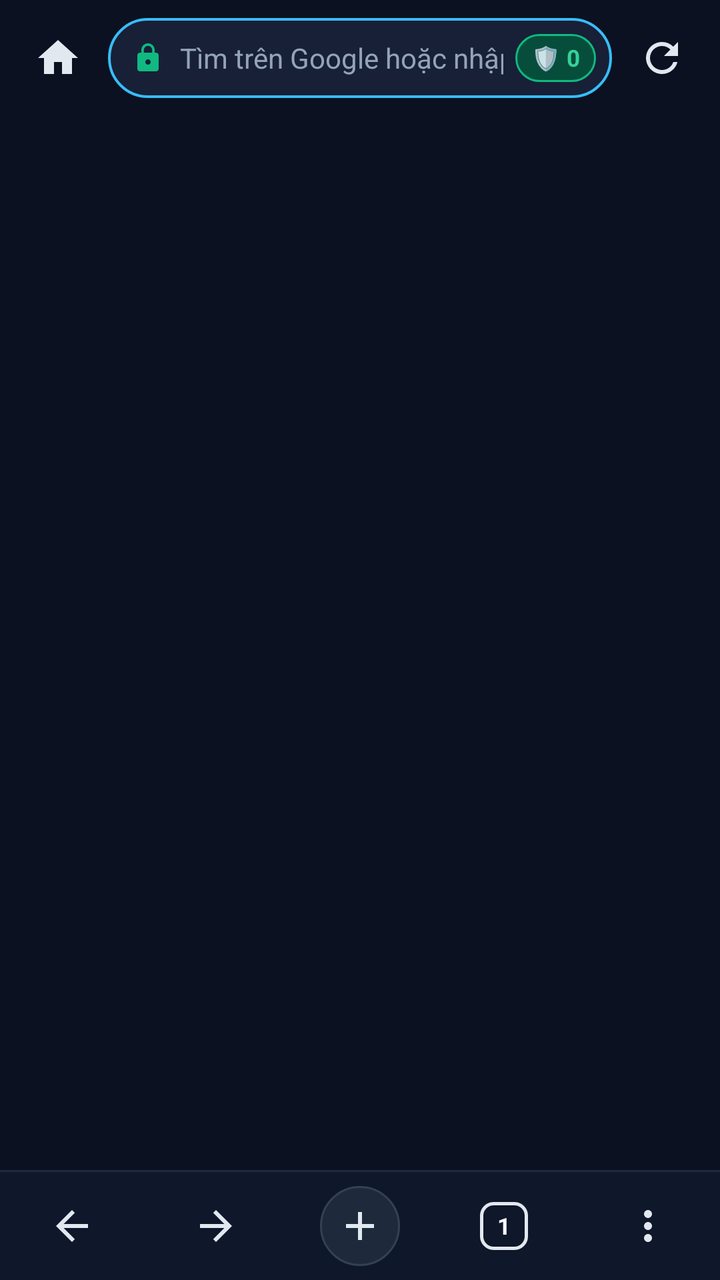
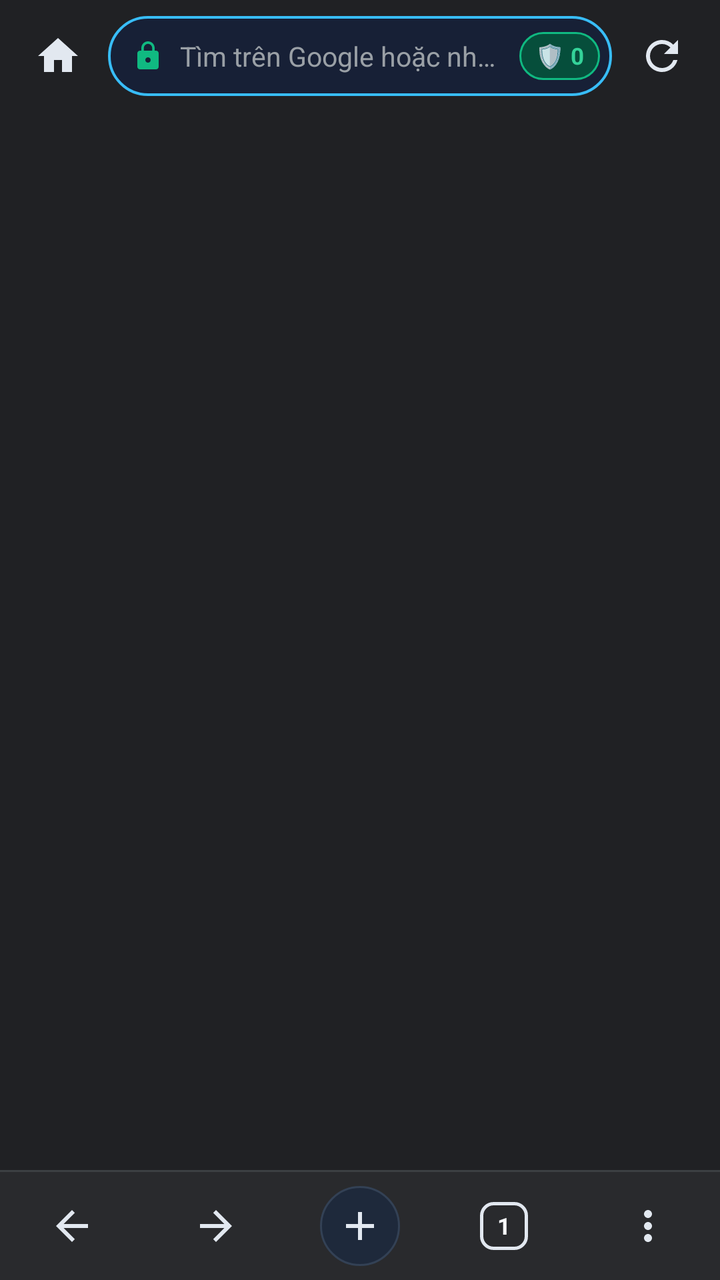

An Android layout rendered at two revisions. The XML below is the earlier revision; the diff shows what the commit changed to produce the second picture.
<!-- AndroidManifest.xml: application theme Theme.VNBrowser -->
<!-- res/layout/activity_main.xml -->
<?xml version="1.0" encoding="utf-8"?>
<FrameLayout xmlns:android="http://schemas.android.com/apk/res/android"
    android:layout_width="match_parent"
    android:layout_height="match_parent"
    android:background="#0B1120">

    
    <LinearLayout
        android:layout_width="match_parent"
        android:layout_height="match_parent"
        android:orientation="vertical"
        android:background="#0B1120">

        
        <LinearLayout
            android:id="@+id/topBar"
            android:layout_width="match_parent"
            android:layout_height="58dp"
            android:orientation="horizontal"
            android:gravity="center_vertical"
            android:paddingStart="10dp"
            android:paddingEnd="10dp"
            android:background="#0B1120">

            <ImageButton
                android:id="@+id/btnHome"
                android:layout_width="38dp"
                android:layout_height="38dp"
                android:background="?attr/selectableItemBackgroundBorderless"
                android:contentDescription="Home"
                android:src="@drawable/ic_home" />

            
            <LinearLayout
                android:id="@+id/omniboxPill"
                android:layout_width="0dp"
                android:layout_height="40dp"
                android:layout_weight="1"
                android:layout_marginStart="6dp"
                android:layout_marginEnd="6dp"
                android:paddingStart="12dp"
                android:paddingEnd="8dp"
                android:gravity="center_vertical"
                android:orientation="horizontal"
                android:background="@drawable/bg_omnibox">

                <ImageView
                    android:layout_width="16dp"
                    android:layout_height="16dp"
                    android:layout_marginEnd="8dp"
                    android:src="@drawable/ic_lock" />

                <EditText
                    android:id="@+id/urlInput"
                    android:layout_width="0dp"
                    android:layout_height="match_parent"
                    android:layout_weight="1"
                    android:background="@android:color/transparent"
                    android:textColor="#F8FAFC"
                    android:textColorHint="#94A3B8"
                    android:hint="Tìm trên Google hoặc nhập URL"
                    android:textSize="14sp"
                    android:singleLine="true"
                    android:selectAllOnFocus="true"
                    android:imeOptions="actionGo"
                    android:inputType="textUri" />

                <TextView
                    android:id="@+id/btnTranslate"
                    android:layout_width="wrap_content"
                    android:layout_height="24dp"
                    android:gravity="center"
                    android:paddingStart="7dp"
                    android:paddingEnd="7dp"
                    android:layout_marginStart="4dp"
                    android:background="@drawable/bg_pill_badge"
                    android:textColor="#38BDF8"
                    android:text="🌐 Dịch"
                    android:textSize="11sp"
                    android:textStyle="bold"
                    android:visibility="gone" />

                <TextView
                    android:id="@+id/adBadge"
                    android:layout_width="wrap_content"
                    android:layout_height="24dp"
                    android:gravity="center"
                    android:paddingStart="8dp"
                    android:paddingEnd="8dp"
                    android:layout_marginStart="6dp"
                    android:background="@drawable/bg_shield_pill"
                    android:textColor="#34D399"
                    android:text="🛡️ 0"
                    android:textSize="11.5sp"
                    android:textStyle="bold" />
            </LinearLayout>

            <ImageButton
                android:id="@+id/btnReload"
                android:layout_width="38dp"
                android:layout_height="38dp"
                android:background="?attr/selectableItemBackgroundBorderless"
                android:contentDescription="Reload"
                android:src="@drawable/ic_refresh" />
        </LinearLayout>

        <ProgressBar
            android:id="@+id/progressBar"
            style="?android:attr/progressBarStyleHorizontal"
            android:layout_width="match_parent"
            android:layout_height="2.5dp"
            android:max="100"
            android:progressTint="#10B981"
            android:progressBackgroundTint="#0B1120"
            android:visibility="gone" />

        
        <FrameLayout
            android:layout_width="match_parent"
            android:layout_height="0dp"
            android:layout_weight="1">

            <FrameLayout
                android:id="@+id/webContainer"
                android:layout_width="match_parent"
                android:layout_height="match_parent" />

            <ListView
                android:id="@+id/suggestList"
                android:layout_width="match_parent"
                android:layout_height="wrap_content"
                android:layout_marginStart="12dp"
                android:layout_marginEnd="12dp"
                android:layout_marginTop="4dp"
                android:background="@drawable/bg_suggest_box"
                android:divider="#1E293B"
                android:dividerHeight="1dp"
                android:elevation="8dp"
                android:visibility="gone" />
        </FrameLayout>

        
        <View
            android:layout_width="match_parent"
            android:layout_height="1dp"
            android:background="#1E293B" />

        
        <LinearLayout
            android:id="@+id/bottomBar"
            android:layout_width="match_parent"
            android:layout_height="54dp"
            android:orientation="horizontal"
            android:gravity="center_vertical"
            android:background="#0F172A">

            <ImageButton
                android:id="@+id/btnBack"
                android:layout_width="0dp"
                android:layout_height="match_parent"
                android:layout_weight="1"
                android:background="?attr/selectableItemBackgroundBorderless"
                android:contentDescription="Back"
                android:src="@drawable/ic_arrow_back" />

            <ImageButton
                android:id="@+id/btnForward"
                android:layout_width="0dp"
                android:layout_height="match_parent"
                android:layout_weight="1"
                android:background="?attr/selectableItemBackgroundBorderless"
                android:contentDescription="Forward"
                android:src="@drawable/ic_arrow_forward" />

            <FrameLayout
                android:layout_width="0dp"
                android:layout_height="match_parent"
                android:layout_weight="1">
                <ImageButton
                    android:id="@+id/btnNewTab"
                    android:layout_width="40dp"
                    android:layout_height="40dp"
                    android:layout_gravity="center"
                    android:background="@drawable/bg_bottom_plus"
                    android:contentDescription="New Tab"
                    android:src="@drawable/ic_add" />
            </FrameLayout>

            <FrameLayout
                android:id="@+id/btnTabsContainer"
                android:layout_width="0dp"
                android:layout_height="match_parent"
                android:layout_weight="1"
                android:background="?attr/selectableItemBackgroundBorderless">
                <TextView
                    android:id="@+id/btnTabs"
                    android:layout_width="24dp"
                    android:layout_height="24dp"
                    android:layout_gravity="center"
                    android:gravity="center"
                    android:background="@drawable/bg_tab_count"
                    android:text="1"
                    android:textColor="#F8FAFC"
                    android:textSize="11.5sp"
                    android:textStyle="bold" />
            </FrameLayout>

            <ImageButton
                android:id="@+id/btnMenu"
                android:layout_width="0dp"
                android:layout_height="match_parent"
                android:layout_weight="1"
                android:background="?attr/selectableItemBackgroundBorderless"
                android:contentDescription="Menu"
                android:src="@drawable/ic_more_vert" />
        </LinearLayout>
    </LinearLayout>

    
    <LinearLayout
        android:id="@+id/tabSwitcherOverlay"
        android:layout_width="match_parent"
        android:layout_height="match_parent"
        android:orientation="vertical"
        android:background="#090E1A"
        android:visibility="gone"
        android:clickable="true"
        android:focusable="true">

        <LinearLayout
            android:layout_width="match_parent"
            android:layout_height="58dp"
            android:orientation="horizontal"
            android:gravity="center_vertical"
            android:paddingStart="14dp"
            android:paddingEnd="10dp"
            android:background="#0F172A">

            <TextView
                android:id="@+id/tabSwitcherTitle"
                android:layout_width="0dp"
                android:layout_height="wrap_content"
                android:layout_weight="1"
                android:text="Đang mở 1 Tab"
                android:textColor="#F8FAFC"
                android:textSize="16sp"
                android:textStyle="bold" />

            <Button
                android:id="@+id/btnTabNewIncog"
                android:layout_width="wrap_content"
                android:layout_height="36dp"
                android:text="🕵️ Ẩn danh"
                android:textSize="12sp"
                android:textColor="#F5F3FF"
                android:backgroundTint="#6D28D9"
                android:layout_marginEnd="6dp" />

            <Button
                android:id="@+id/btnTabNewNormal"
                android:layout_width="wrap_content"
                android:layout_height="36dp"
                android:text="+ Tab mới"
                android:textSize="12sp"
                android:textColor="#FFFFFF"
                android:backgroundTint="#10B981"
                android:layout_marginEnd="6dp" />

            <TextView
                android:id="@+id/btnTabSwitcherClose"
                android:layout_width="36dp"
                android:layout_height="36dp"
                android:gravity="center"
                android:text="✕"
                android:textColor="#E2E8F0"
                android:textSize="18sp"
                android:textStyle="bold" />
        </LinearLayout>

        <GridView
            android:id="@+id/tabGrid"
            android:layout_width="match_parent"
            android:layout_height="0dp"
            android:layout_weight="1"
            android:numColumns="2"
            android:horizontalSpacing="12dp"
            android:verticalSpacing="12dp"
            android:padding="14dp"
            android:clipToPadding="false" />
    </LinearLayout>

</FrameLayout>
<!-- resources referenced by this layout -->
<resources>
  <!-- drawable bg_bottom_plus (drawable) -->
  <?xml version="1.0" encoding="utf-8"?>
  <shape xmlns:android="http://schemas.android.com/apk/res/android" android:shape="oval">
      <solid android:color="#1E293B" />
      <stroke android:width="1dp" android:color="#334155" />
  </shape>
  <!-- drawable bg_omnibox (drawable) -->
  <?xml version="1.0" encoding="utf-8"?>
  <shape xmlns:android="http://schemas.android.com/apk/res/android" android:shape="rectangle">
      <solid android:color="#172036" />
      <corners android:radius="24dp" />
      <stroke android:width="1.3dp" android:color="#38BDF8" />
  </shape>
  <!-- drawable bg_pill_badge (drawable) -->
  <?xml version="1.0" encoding="utf-8"?>
  <shape xmlns:android="http://schemas.android.com/apk/res/android" android:shape="rectangle">
      <solid android:color="#064E3B" />
      <corners android:radius="999dp" />
  </shape>
  <!-- drawable bg_shield_pill (drawable) -->
  <?xml version="1.0" encoding="utf-8"?>
  <shape xmlns:android="http://schemas.android.com/apk/res/android" android:shape="rectangle">
      <solid android:color="#064E3B" />
      <corners android:radius="14dp" />
      <stroke android:width="1dp" android:color="#10B981" />
  </shape>
  <!-- drawable bg_suggest_box (drawable) -->
  <?xml version="1.0" encoding="utf-8"?>
  <shape xmlns:android="http://schemas.android.com/apk/res/android" android:shape="rectangle">
      <solid android:color="#151E32" />
      <corners android:radius="18dp" />
      <stroke android:width="1dp" android:color="#334155" />
  </shape>
  <!-- drawable bg_tab_count (drawable) -->
  <?xml version="1.0" encoding="utf-8"?>
  <shape xmlns:android="http://schemas.android.com/apk/res/android" android:shape="rectangle">
      <solid android:color="#00000000" />
      <corners android:radius="6dp" />
      <stroke android:width="1.8dp" android:color="#E2E8F0" />
  </shape>
  <!-- drawable ic_add (drawable) -->
  <?xml version="1.0" encoding="utf-8"?>
  <vector xmlns:android="http://schemas.android.com/apk/res/android" android:width="24dp" android:height="24dp" android:viewportWidth="24" android:viewportHeight="24">
      <path android:fillColor="#E2E8F0" android:pathData="M19,13h-6v6h-2v-6H5v-2h6V5h2v6h6v2z"/>
  </vector>
  <!-- drawable ic_arrow_back (drawable) -->
  <?xml version="1.0" encoding="utf-8"?>
  <vector xmlns:android="http://schemas.android.com/apk/res/android" android:width="24dp" android:height="24dp" android:viewportWidth="24" android:viewportHeight="24">
      <path android:fillColor="#E2E8F0" android:pathData="M20,11H7.83l5.59,-5.59L12,4l-8,8 8,8 1.41,-1.41L7.83,13H20v-2z"/>
  </vector>
  <!-- drawable ic_arrow_forward (drawable) -->
  <?xml version="1.0" encoding="utf-8"?>
  <vector xmlns:android="http://schemas.android.com/apk/res/android" android:width="24dp" android:height="24dp" android:viewportWidth="24" android:viewportHeight="24">
      <path android:fillColor="#E2E8F0" android:pathData="M12,4l-1.41,1.41L16.17,11H4v2h12.17l-5.58,5.59L12,20l8,-8z"/>
  </vector>
  <!-- drawable ic_home (drawable) -->
  <?xml version="1.0" encoding="utf-8"?>
  <vector xmlns:android="http://schemas.android.com/apk/res/android" android:width="24dp" android:height="24dp" android:viewportWidth="24" android:viewportHeight="24">
      <path android:fillColor="#E2E8F0" android:pathData="M10,20v-6h4v6h5v-8h3L12,3 2,12h3v8z"/>
  </vector>
  <style name="Theme.VNBrowser" parent="Theme.Material3.Dark.NoActionBar">
          <item name="android:statusBarColor">#0B1120</item>
          <item name="android:navigationBarColor">#0B1120</item>
          <item name="colorPrimary">#10B981</item>
          <item name="colorSecondary">#0EA5E9</item>
      </style>
  <!-- unchanged entries left out for length: 3 -->
</resources>

<!-- the commit's change to res/layout/activity_main.xml (unified diff, before → after) -->
@@ -1,26 +1,28 @@
 <?xml version="1.0" encoding="utf-8"?>
 <FrameLayout xmlns:android="http://schemas.android.com/apk/res/android"
+    android:id="@+id/rootFrame"
     android:layout_width="match_parent"
     android:layout_height="match_parent"
-    android:background="#0B1120">
+    android:background="#202124">
 
     
     <LinearLayout
+        android:id="@+id/mainColumn"
         android:layout_width="match_parent"
         android:layout_height="match_parent"
         android:orientation="vertical"
-        android:background="#0B1120">
+        android:background="#202124">
 
         
         <LinearLayout
             android:id="@+id/topBar"
             android:layout_width="match_parent"
-            android:layout_height="58dp"
+            android:layout_height="56dp"
             android:orientation="horizontal"
             android:gravity="center_vertical"
             android:paddingStart="10dp"
             android:paddingEnd="10dp"
-            android:background="#0B1120">
+            android:background="#202124">
 
             <ImageButton
                 android:id="@+id/btnHome"
@@ -39,7 +41,7 @@
                 android:layout_marginStart="6dp"
                 android:layout_marginEnd="6dp"
                 android:paddingStart="12dp"
-                android:paddingEnd="8dp"
+                android:paddingEnd="6dp"
                 android:gravity="center_vertical"
                 android:orientation="horizontal"
                 android:background="@drawable/bg_omnibox">
@@ -55,15 +57,32 @@
                     android:layout_width="0dp"
                     android:layout_height="match_parent"
                     android:layout_weight="1"
+                    android:paddingEnd="6dp"
                     android:background="@android:color/transparent"
                     android:textColor="#F8FAFC"
-                    android:textColorHint="#94A3B8"
+                    android:textColorHint="#9AA0A6"
                     android:hint="Tìm trên Google hoặc nhập URL"
-                    android:textSize="14sp"
+                    android:textSize="13.5sp"
                     android:singleLine="true"
+                    android:ellipsize="end"
                     android:selectAllOnFocus="true"
                     android:imeOptions="actionGo"
                     android:inputType="textUri" />
+
+                <TextView
+                    android:id="@+id/btnPip"
+                    android:layout_width="wrap_content"
+                    android:layout_height="24dp"
+                    android:gravity="center"
+                    android:paddingStart="7dp"
+                    android:paddingEnd="7dp"
+                    android:layout_marginStart="4dp"
+                    android:background="@drawable/bg_pill_badge"
+                    android:textColor="#38BDF8"
+                    android:text="📺 PiP"
+                    android:textSize="11sp"
+                    android:textStyle="bold"
+                    android:visibility="gone" />
 
                 <TextView
                     android:id="@+id/btnTranslate"
@@ -87,7 +106,7 @@
                     android:gravity="center"
                     android:paddingStart="8dp"
                     android:paddingEnd="8dp"
-                    android:layout_marginStart="6dp"
+                    android:layout_marginStart="4dp"
                     android:background="@drawable/bg_shield_pill"
                     android:textColor="#34D399"
                     android:text="🛡️ 0"
@@ -111,7 +130,7 @@
             android:layout_height="2.5dp"
             android:max="100"
             android:progressTint="#10B981"
-            android:progressBackgroundTint="#0B1120"
+            android:progressBackgroundTint="#202124"
             android:visibility="gone" />
 
         
@@ -141,9 +160,10 @@
 
         
         <View
+            android:id="@+id/bottomDivider"
             android:layout_width="match_parent"
             android:layout_height="1dp"
-            android:background="#1E293B" />
+            android:background="#3C4043" />
 
         
         <LinearLayout
@@ -152,7 +172,7 @@
             android:layout_height="54dp"
             android:orientation="horizontal"
             android:gravity="center_vertical"
-            android:background="#0F172A">
+            android:background="#292A2D">
 
             <ImageButton
                 android:id="@+id/btnBack"
@@ -222,19 +242,20 @@
         android:layout_width="match_parent"
         android:layout_height="match_parent"
         android:orientation="vertical"
-        android:background="#090E1A"
+        android:background="#18191C"
         android:visibility="gone"
         android:clickable="true"
         android:focusable="true">
 
         <LinearLayout
+            android:id="@+id/tabSwitcherHeader"
             android:layout_width="match_parent"
             android:layout_height="58dp"
             android:orientation="horizontal"
             android:gravity="center_vertical"
             android:paddingStart="14dp"
             android:paddingEnd="10dp"
-            android:background="#0F172A">
+            android:background="#202124">
 
             <TextView
                 android:id="@+id/tabSwitcherTitle"
<!-- resource entries referenced after the edit -->
@@ -61,8 +61,8 @@
       <path android:fillColor="#E2E8F0" android:pathData="M10,20v-6h4v6h5v-8h3L12,3 2,12h3v8z"/>
   </vector>
   <style name="Theme.VNBrowser" parent="Theme.Material3.Dark.NoActionBar">
-          <item name="android:statusBarColor">#0B1120</item>
-          <item name="android:navigationBarColor">#0B1120</item>
+          <item name="android:statusBarColor">@android:color/transparent</item>
+          <item name="android:navigationBarColor">@android:color/transparent</item>
           <item name="colorPrimary">#10B981</item>
           <item name="colorSecondary">#0EA5E9</item>
       </style>
